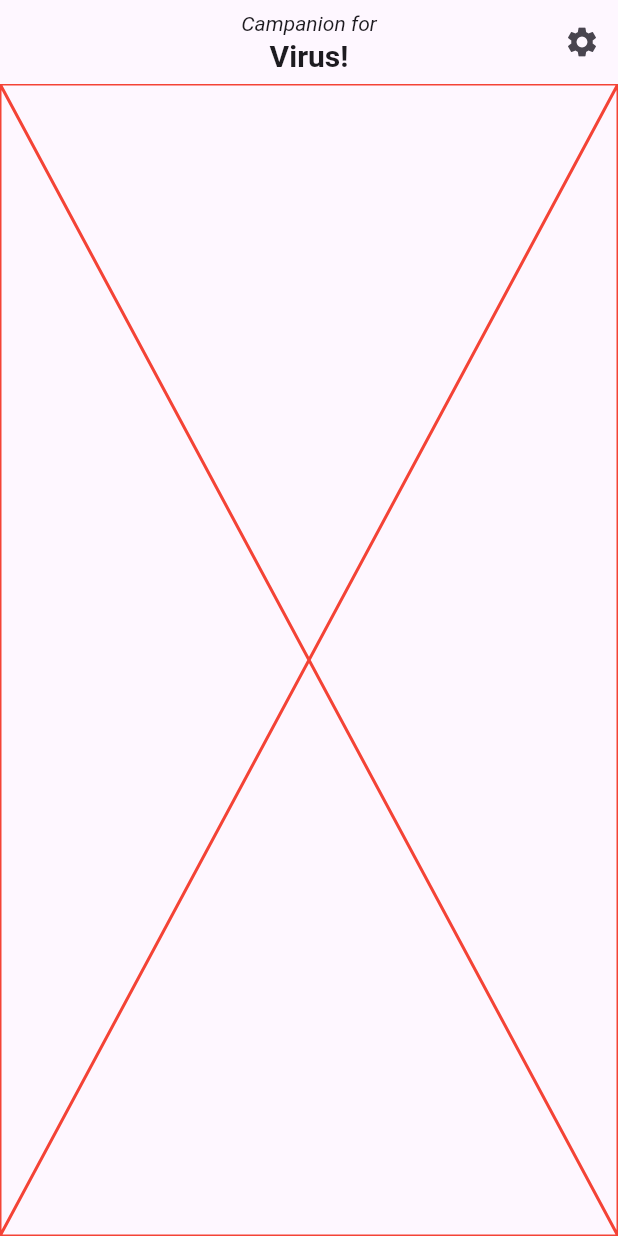
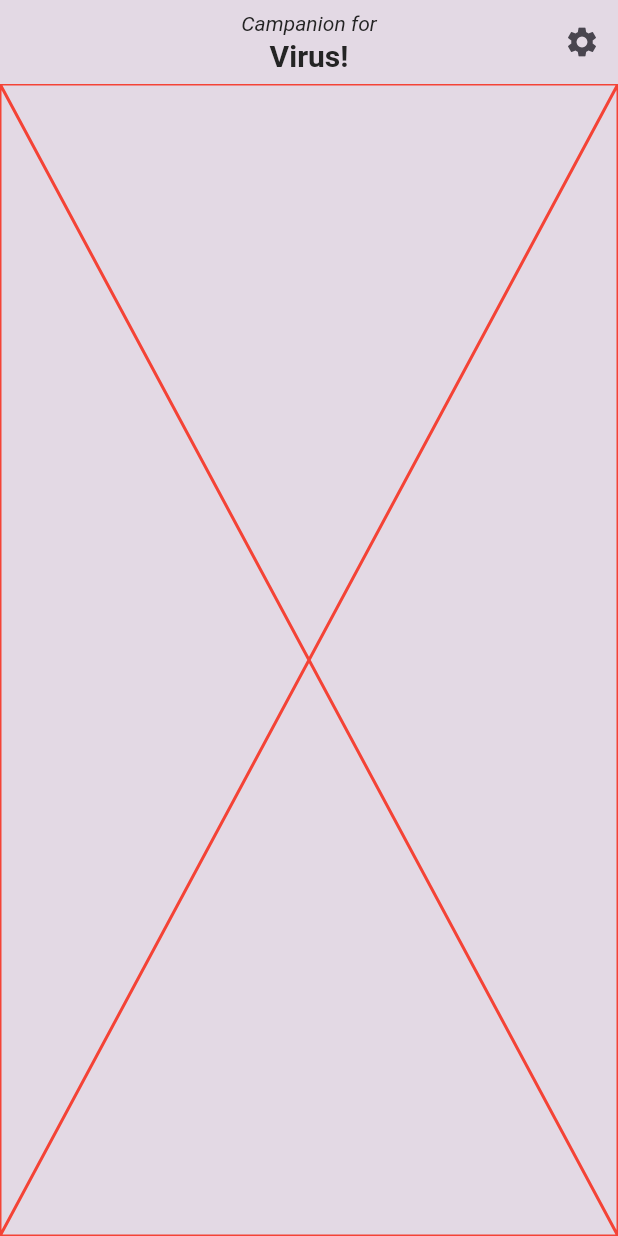
Before and after one commit to isdabenx/companion_for_virus, a Flutter app: the screen it shows after launch, on a phone screen of 412 x 824 dp. Run offline on Flutter 3.47's test engine with Material 3 defaults, Android fonts, the phone set to English and light mode, and no system bars; our stand-ins replace go_router.

Commit message:
feat: :sparkles: Enhance SharedAppBarWidget and SharedScaffoldWidget with AppColors for consistent styling

```diff
--- a/lib/shared/widgets/shared_app_bar_widget.dart
+++ b/lib/shared/widgets/shared_app_bar_widget.dart
@@ -1,3 +1,4 @@
+import 'package:companion_for_virus/core/app_colors.dart';
 import 'package:companion_for_virus/core/router/app_routes.dart';
 import 'package:flutter/material.dart';
 import 'package:go_router/go_router.dart';
@@ -18,16 +19,25 @@ class SharedAppBarWidget extends StatelessWidget
   @override
   Widget build(BuildContext context) {
     return AppBar(
+      backgroundColor: AppColors.appBarBackgroundColor,
       title: Column(
         children: [
           if (isHome)
             const Text(
               "Campanion for",
-              style: TextStyle(fontSize: 14, fontStyle: FontStyle.italic),
+              style: TextStyle(
+                fontSize: 14,
+                fontStyle: FontStyle.italic,
+                color: AppColors.appBarTextColor,
+              ),
             ),
           Text(
             title,
-            style: const TextStyle(fontSize: 20, fontWeight: FontWeight.bold),
+            style: const TextStyle(
+              fontSize: 20,
+              fontWeight: FontWeight.bold,
+              color: AppColors.appBarTextColor,
+            ),
           ),
         ],
       ),
--- a/lib/shared/widgets/shared_scaffold_widget.dart
+++ b/lib/shared/widgets/shared_scaffold_widget.dart
@@ -1,3 +1,4 @@
+import 'package:companion_for_virus/core/app_colors.dart';
 import 'package:flutter/material.dart';
 
 class SharedScaffoldWidget extends StatelessWidget {
@@ -7,6 +8,10 @@ class SharedScaffoldWidget extends StatelessWidget {
 
   @override
   Widget build(BuildContext context) {
-    return Scaffold(appBar: appBar, body: body);
+    return Scaffold(
+      appBar: appBar,
+      body: body,
+      backgroundColor: AppColors.themeBackgroundColor,
+    );
   }
 }
```
